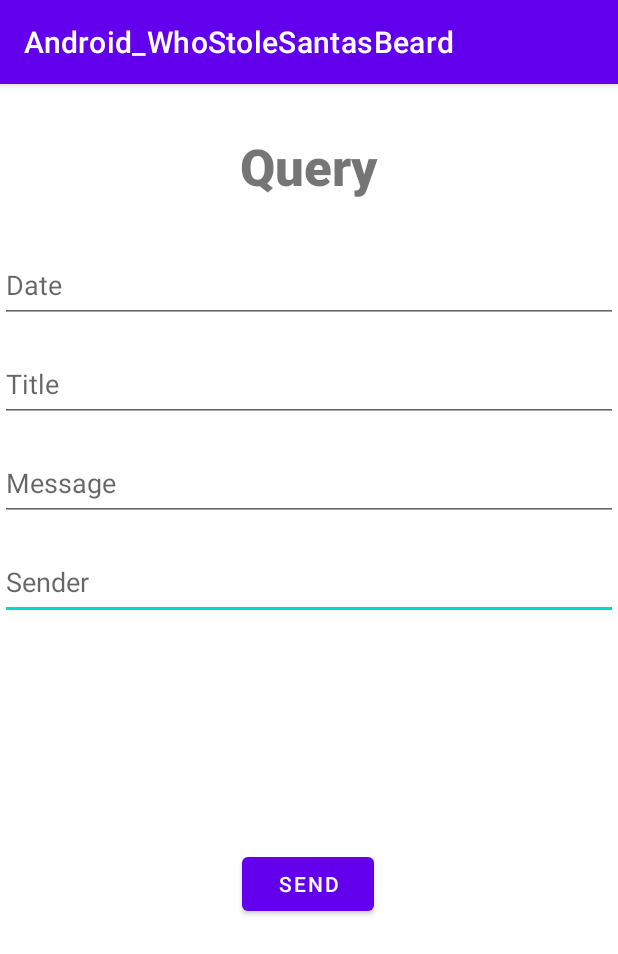
After one commit to tatianatkachuk/DSA_G4_Android, an Android app: the QueryActivity screen opened directly, with no data from a screen before it, on a phone screen of 412 x 824 dp. The commit adds this screen. Shown: the top 954 px of the screen. Run offline under Robolectric (Android 15) with nearby library versions, the phone set to English and light mode, and no system bars.

Commit message:
Query minim 2 Bernat

```diff
--- a/app/src/main/AndroidManifest.xml
+++ b/app/src/main/AndroidManifest.xml
@@ -54,6 +54,7 @@
         <activity android:name=".ShopItems" />
         <activity android:name=".InfoProfile" />
         <activity android:name=".Settings" />
+        <activity android:name=".QueryActivity"/>
     </application>
 
 </manifest>
--- a/app/src/main/java/com/example/android_whostolesantasbeard/APIClient.java
+++ b/app/src/main/java/com/example/android_whostolesantasbeard/APIClient.java
@@ -15,8 +15,8 @@ public class APIClient {
         OkHttpClient client = new OkHttpClient.Builder().addInterceptor(interceptor).build();
 
         retrofit = new Retrofit.Builder()
-                .baseUrl("http://147.83.7.206:8080/dsaApp/")
-                //.baseUrl("http://147.83.7.206:8080/swagger/")
+                //.baseUrl("http://147.83.7.206:8080/dsaApp/")
+                .baseUrl("http://10.0.2.2:8080/dsaApp/")
                 .addConverterFactory(GsonConverterFactory.create())
                 .client(client)
                 .build();
--- a/app/src/main/java/com/example/android_whostolesantasbeard/IWSSBService.java
+++ b/app/src/main/java/com/example/android_whostolesantasbeard/IWSSBService.java
@@ -1,6 +1,7 @@
 package com.example.android_whostolesantasbeard;
 
 import com.example.android_whostolesantasbeard.entities.PasswordUpdate;
+import com.example.android_whostolesantasbeard.entities.Query;
 import com.example.android_whostolesantasbeard.entities.UserCredentials;
 
 import java.util.List;
@@ -33,4 +34,7 @@ public interface IWSSBService {
 
     @DELETE("user/delete/{userID}")
     Call<User> deleteUser(@Path("userID") String userID);
+
+    @POST("user/question")
+    Call<Query> askQuery(@Body Query query);
 }
--- /dev/null
+++ b/app/src/main/java/com/example/android_whostolesantasbeard/QueryActivity.java
@@ -0,0 +1,91 @@
+package com.example.android_whostolesantasbeard;
+
+import android.content.Intent;
+import android.os.Bundle;
+import android.util.Log;
+import android.view.View;
+import android.widget.Button;
+import android.widget.EditText;
+import android.widget.Toast;
+
+import androidx.appcompat.app.AppCompatActivity;
+
+import com.example.android_whostolesantasbeard.entities.Query;
+
+import retrofit2.Call;
+import retrofit2.Callback;
+import retrofit2.Response;
+
+public class QueryActivity extends AppCompatActivity implements View.OnClickListener {
+
+    private EditText editTextDate, editTextTitle, editTextMessage, editTextSender;
+    private Button btnSend;
+
+    IWSSBService service;
+
+    @Override
+    protected void onCreate(Bundle savedInstanceState) {
+        super.onCreate(savedInstanceState);
+        setContentView(R.layout.activity_consulta);
+
+        service = APIClient.getClient().create(IWSSBService.class);
+
+        editTextDate=(EditText) findViewById(R.id.editTextDate);
+        editTextTitle=(EditText) findViewById(R.id.editTextTitle);
+        editTextMessage=(EditText) findViewById(R.id.editTextMessage);
+        editTextSender=(EditText) findViewById(R.id.editTextSender);
+
+        btnSend=(Button) findViewById(R.id.btnSend);
+        btnSend.setOnClickListener(this);
+    }
+
+    @Override
+    public void onClick(View view) {
+
+        String date = editTextDate.getText().toString();
+        String title = editTextTitle.getText().toString();
+        String message = editTextMessage.getText().toString();
+        String sender = editTextSender.getText().toString();
+
+        Query query = new Query(date,title, message, sender);
+        Call<Query> call = service.askQuery(query);
+        call.enqueue(new Callback<Query>() {
+            @Override
+            public void onResponse(Call<Query> call, Response<Query> response) {
+                Log.d("Query",response.code()+"");
+                if(response.code() == 200){
+                    Query question = response.body();
+                    Toast toast = Toast.makeText(getApplicationContext(),"Sent", Toast.LENGTH_SHORT);
+                    runOnUiThread(new Runnable() {
+                        @Override
+                        public void run() {toast.show();}
+                    });
+                    Intent intent = new Intent(getApplicationContext(), Main.class);
+                    startActivity(intent);
+                }
+                else{
+                    Toast toast = Toast.makeText(getApplicationContext(),"Error on the question", Toast.LENGTH_SHORT);
+                    Log.e("Error", "Error on the question");
+                    runOnUiThread(new Runnable() {
+                        @Override
+                        public void run() {toast.show();}
+                    });
+                    Intent intent = new Intent(getApplicationContext(), QueryActivity.class);
+                    startActivity(intent);
+                }
+            }
+
+            @Override
+            public void onFailure(Call<Query> call, Throwable t) {
+                Toast toast = Toast.makeText(getApplicationContext(),"No connection", Toast.LENGTH_SHORT);
+                Log.e("Error","Failure");
+                runOnUiThread(new Runnable() {
+                    @Override
+                    public void run() {toast.show();}
+                });
+                Intent intent = new Intent(getApplicationContext(), QueryActivity.class);
+                startActivity(intent);
+            }
+        });
+    }
+}
--- a/app/src/main/java/com/example/android_whostolesantasbeard/Register.java
+++ b/app/src/main/java/com/example/android_whostolesantasbeard/Register.java
@@ -83,6 +83,7 @@ public class Register extends AppCompatActivity {
                             toast.show();
                         }
                     });
+
                 }
 
                 else{
--- a/app/src/main/java/com/example/android_whostolesantasbeard/SignIn.java
+++ b/app/src/main/java/com/example/android_whostolesantasbeard/SignIn.java
@@ -109,7 +109,7 @@ public class SignIn extends AppCompatActivity {
                     // Save to shared preferences IF the user wants to
                     if(rememberMeButton.isChecked()){
                         saveIntoShPrefs(username, pass);
-                        saveIntoShPrefsBoolean("isLogged",true);
+                        saveIntoShPrefsBoolean("isLogged",true); //es pq el remember me es quedi marcat
                     }
 
                     // Open main
@@ -179,8 +179,7 @@ public class SignIn extends AppCompatActivity {
     }
 
     public void openRegisterView(View view) {
-        Intent intent = new Intent(SignIn.this, Register.class);
-        this.startActivity(intent);
+
     }
 
 
--- /dev/null
+++ b/app/src/main/res/layout/activity_consulta.xml
@@ -0,0 +1,87 @@
+<?xml version="1.0" encoding="utf-8"?>
+<androidx.constraintlayout.widget.ConstraintLayout xmlns:android="http://schemas.android.com/apk/res/android"
+    xmlns:app="http://schemas.android.com/apk/res-auto"
+    xmlns:tools="http://schemas.android.com/tools"
+    android:layout_width="match_parent"
+    android:layout_height="match_parent">
+
+
+    <EditText
+        android:id="@+id/editTextSender"
+        android:layout_width="0dp"
+        android:layout_height="50dp"
+        android:layout_marginTop="16dp"
+        android:ems="10"
+        android:hint="Sender"
+        android:inputType="textPersonName"
+        app:layout_constraintEnd_toEndOf="parent"
+        app:layout_constraintHorizontal_bias="0.0"
+        app:layout_constraintStart_toStartOf="parent"
+        app:layout_constraintTop_toBottomOf="@+id/editTextMessage"
+        tools:ignore="MissingConstraints" />
+
+    <EditText
+        android:id="@+id/editTextMessage"
+        android:layout_width="0dp"
+        android:layout_height="50dp"
+        android:layout_marginTop="16dp"
+        android:ems="10"
+        android:hint="Message"
+        android:inputType="textPersonName"
+        app:layout_constraintEnd_toEndOf="parent"
+        app:layout_constraintHorizontal_bias="0.0"
+        app:layout_constraintStart_toStartOf="parent"
+        app:layout_constraintTop_toBottomOf="@+id/editTextTitle"
+        tools:ignore="MissingConstraints" />
+
+    <EditText
+        android:id="@+id/editTextTitle"
+        android:layout_width="0dp"
+        android:layout_height="50dp"
+        android:layout_marginTop="16dp"
+        android:ems="10"
+        android:hint="Title"
+        android:inputType="textPersonName"
+        app:layout_constraintEnd_toEndOf="parent"
+        app:layout_constraintHorizontal_bias="0.0"
+        app:layout_constraintStart_toStartOf="parent"
+        app:layout_constraintTop_toBottomOf="@+id/editTextDate"
+        tools:ignore="MissingConstraints" />
+
+    <EditText
+        android:id="@+id/editTextDate"
+        android:layout_width="0dp"
+        android:layout_height="50dp"
+        android:layout_marginTop="32dp"
+        android:ems="10"
+        android:hint="Date"
+        android:inputType="textPersonName"
+        app:layout_constraintEnd_toEndOf="parent"
+        app:layout_constraintHorizontal_bias="0.0"
+        app:layout_constraintStart_toStartOf="parent"
+        app:layout_constraintTop_toBottomOf="@+id/textViewQuery"
+        tools:ignore="MissingConstraints" />
+
+    <TextView
+        android:id="@+id/textViewQuery"
+        android:layout_width="wrap_content"
+        android:layout_height="wrap_content"
+        android:layout_marginTop="32dp"
+        android:fontFamily="sans-serif-black"
+        android:text="Query"
+        android:textSize="34sp"
+        app:layout_constraintEnd_toEndOf="parent"
+        app:layout_constraintStart_toStartOf="parent"
+        app:layout_constraintTop_toTopOf="parent" />
+
+    <Button
+        android:id="@+id/btnSend"
+        android:layout_width="wrap_content"
+        android:layout_height="wrap_content"
+        android:layout_marginTop="152dp"
+        android:text="Send"
+        app:layout_constraintEnd_toEndOf="parent"
+        app:layout_constraintHorizontal_bias="0.498"
+        app:layout_constraintStart_toStartOf="parent"
+        app:layout_constraintTop_toBottomOf="@+id/editTextSender" />
+</androidx.constraintlayout.widget.ConstraintLayout>
```
Also changed, not shown: app/src/main/java/com/example/android_whostolesantasbeard/Main.java (+11 -1 lines), app/src/main/java/com/example/android_whostolesantasbeard/entities/Query.java (added, +51 -0 lines), app/src/main/res/layout/activity_login.xml (+10 -0 lines), app/src/main/res/layout/activity_main.xml (+10 -0 lines).
